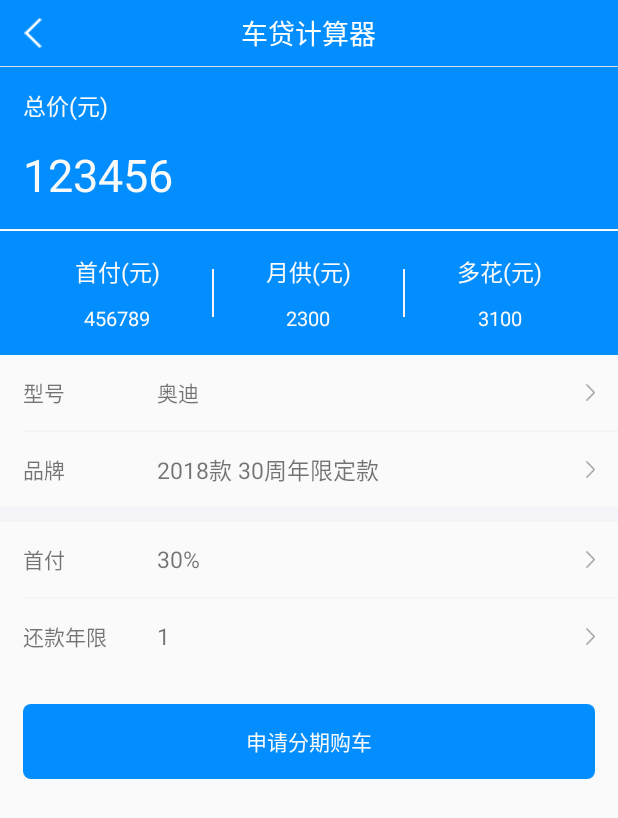
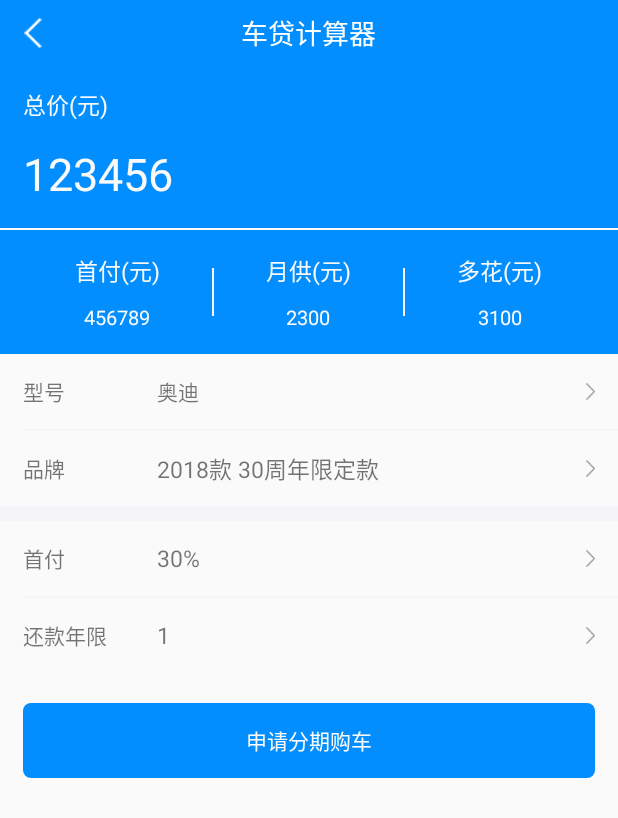
Before and after one commit to ibisTime/xn-htloan-android, an Android app: the CarLoanCalculatorActivity screen opened directly, with no data from a screen before it, on a phone screen of 412 x 824 dp. Shown: the top 818 px of the screen. Run offline under Robolectric (Android 15) with nearby library versions, the phone set to English and light mode, and no system bars; our stand-ins replace EventBus, RxJava, data binding; libraries missing offline, so code that uses them is left out: com.scwang.smartrefresh; 1 statement that could not run was skipped.

```diff
--- a/app/src/main/java/com/cdkj/huatuweitong/module/mfirst_page/CarLoanCalculatorActivity.java
+++ b/app/src/main/java/com/cdkj/huatuweitong/module/mfirst_page/CarLoanCalculatorActivity.java
@@ -104,6 +104,8 @@ public class CarLoanCalculatorActivity extends AbsBaseLoadActivity {
         initOnclick();
 
         if (type == 0) {
+            //从首页跳转过来的
+
 
         } else if (type == 1) {
             //去计算利息等等
@@ -114,6 +116,7 @@ public class CarLoanCalculatorActivity extends AbsBaseLoadActivity {
 
         } else if (type == 2) {
             //去联网请求数据  通过参数code
+            setRightShow(View.GONE);
             getInitDataDetails();
         }
 
--- a/cdcommon/src/main/java/com/cdkj/baselibrary/base/AbsBaseLoadActivity.java
+++ b/cdcommon/src/main/java/com/cdkj/baselibrary/base/AbsBaseLoadActivity.java
@@ -35,7 +35,7 @@ public abstract class AbsBaseLoadActivity extends BaseActivity {
      */
     private void initTitleView() {
         mBaseBinding.titleView.setVisibility(canLoadTopTitleView() ? View.VISIBLE : View.GONE);
-        mBaseBinding.viewV.setVisibility(canLoadTopTitleView() ? View.VISIBLE : View.GONE);
+        //mBaseBinding.viewV.setVisibility(canLoadTopTitleView() ? View.VISIBLE : View.GONE);
         if (canLoadTopTitleView()) {
             mBaseBinding.titleView.setLeftFraClickListener(new View.OnClickListener() {
                 @Override
```
Also changed, not shown: 1 other file.
